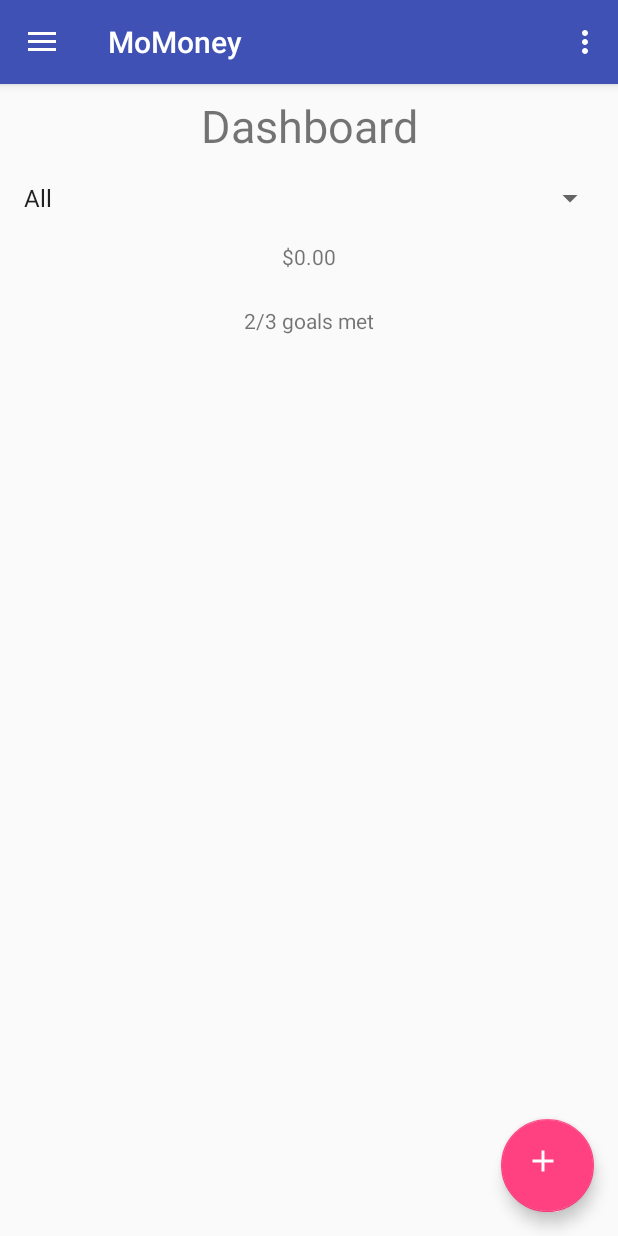
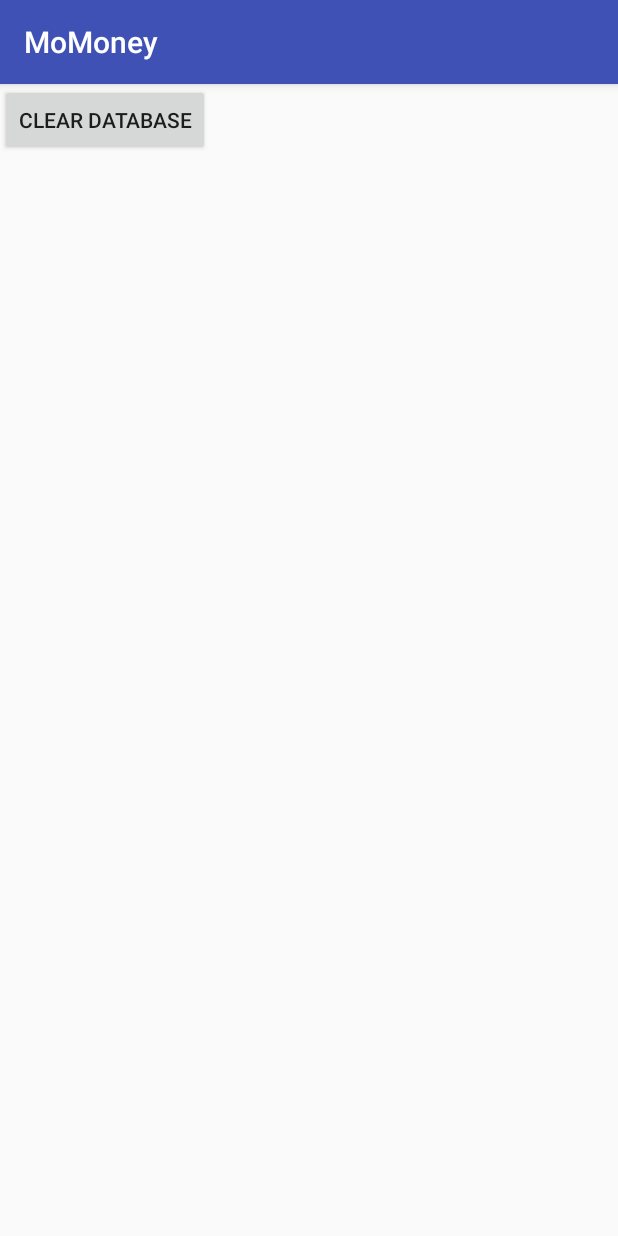
Before and after one commit to stephengrice/laser, an Android app: the screen it shows after launch (MainActivity before the commit, SettingsActivity after it), in the options menu, after a tap on "Settings", on a phone screen of 412 x 824 dp. Run offline under Robolectric (Android 15) with nearby library versions, the phone set to English and light mode, and no system bars.

Commit message:
Fix some bugs, add settings activity with clear DB btn

```diff
--- a/app/build.gradle
+++ b/app/build.gradle
@@ -33,5 +33,8 @@ dependencies {
 
 
 dependencies {
+    compile 'com.android.support.constraint:constraint-layout:+'
+}
+dependencies {
     compile 'com.github.PhilJay:MPAndroidChart:v3.0.2'
 }
--- a/app/src/main/AndroidManifest.xml
+++ b/app/src/main/AndroidManifest.xml
@@ -19,6 +19,7 @@
                 <category android:name="android.intent.category.LAUNCHER" />
             </intent-filter>
         </activity>
+        <activity android:name=".SettingsActivity"></activity>
     </application>
 
 </manifest>
--- a/app/src/main/java/com/stephengrice/momoney/AddFragment.java
+++ b/app/src/main/java/com/stephengrice/momoney/AddFragment.java
@@ -8,6 +8,7 @@ import android.net.Uri;
 import android.os.Bundle;
 import android.support.design.widget.Snackbar;
 import android.support.v4.app.Fragment;
+import android.util.Log;
 import android.view.LayoutInflater;
 import android.view.View;
 import android.view.ViewGroup;
@@ -179,17 +180,15 @@ public class AddFragment extends Fragment {
         ContentValues values = new ContentValues();
         values.put(DbContract.Transaction.COLUMN_NAME_AMOUNT, transactionAmount);
         values.put(DbContract.Transaction.COLUMN_NAME_DATE, new Date().getTime());
-
         // Sort out whether to include a category_id (if the field is empty, don't)
         String mTitle = txtTransactionCategory.getText().toString();
-        if (mTitle.length() < 1) {
+        if (mTitle.length() >= 1) {
             // Add the category or lookup. Either way, get the row id
             long category_id = getCategoryId(txtTransactionCategory.getText().toString());
             values.put(DbContract.Transaction.COLUMN_NAME_CATEGORY_ID, category_id);
         } else {
             values.putNull(DbContract.Transaction.COLUMN_NAME_CATEGORY_ID);
         }
-
         values.put(DbContract.Transaction.COLUMN_NAME_DESCRIPTION, transactionDescription);
         long newRowId = db.insert(DbContract.Transaction.TABLE_NAME, null, values);
 
--- a/app/src/main/java/com/stephengrice/momoney/DashFragment.java
+++ b/app/src/main/java/com/stephengrice/momoney/DashFragment.java
@@ -98,6 +98,7 @@ public class DashFragment extends Fragment {
         while (cursor.moveToNext()) {
             balance += cursor.getFloat(cursor.getColumnIndexOrThrow(DbContract.Transaction.COLUMN_NAME_AMOUNT));
         }
+        cursor.close();
         // Fill view
         TextView txtBalance = (TextView) view.findViewById(R.id.txt_balance);
         txtBalance.setText(new DecimalFormat("$0.00").format(balance));
--- a/app/src/main/java/com/stephengrice/momoney/MainActivity.java
+++ b/app/src/main/java/com/stephengrice/momoney/MainActivity.java
@@ -1,5 +1,6 @@
 package com.stephengrice.momoney;
 
+import android.content.Intent;
 import android.net.Uri;
 import android.os.Bundle;
 import android.support.design.widget.FloatingActionButton;
@@ -99,6 +100,8 @@ public class MainActivity extends AppCompatActivity
 
         //noinspection SimplifiableIfStatement
         if (id == R.id.action_settings) {
+            Intent i = new Intent(this, SettingsActivity.class);
+            startActivity(i);
             return true;
         }
 
--- /dev/null
+++ b/app/src/main/java/com/stephengrice/momoney/SettingsActivity.java
@@ -0,0 +1,42 @@
+package com.stephengrice.momoney;
+
+import android.database.Cursor;
+import android.database.sqlite.SQLiteDatabase;
+import android.media.audiofx.BassBoost;
+import android.support.v7.app.AppCompatActivity;
+import android.os.Bundle;
+import android.view.View;
+import android.widget.Button;
+
+import com.stephengrice.momoney.db.DbContract;
+import com.stephengrice.momoney.db.DbHelper;
+
+public class SettingsActivity extends AppCompatActivity {
+
+    private SettingsActivity mActivity;
+
+    @Override
+    protected void onCreate(Bundle savedInstanceState) {
+        super.onCreate(savedInstanceState);
+        setContentView(R.layout.activity_settings);
+
+        mActivity = this;
+
+        Button btnClearDb = (Button)findViewById(R.id.settings_btn_clear_db);
+        btnClearDb.setOnClickListener(new View.OnClickListener() {
+            @Override
+            public void onClick(View v) {
+                DbHelper dbHelper = new DbHelper(mActivity);
+                SQLiteDatabase db = dbHelper.getWritableDatabase();
+                // Drop tables
+                db.delete(DbContract.Transaction.TABLE_NAME,null,null);
+                db.delete(DbContract.Category.TABLE_NAME, null, null);
+//                // Recreate each
+//                Cursor cursor = db.rawQuery(DbContract.Transaction.SQL_CREATE_TABLE, null);
+//                cursor.close();
+//                cursor = db.rawQuery(DbContract.Category.SQL_CREATE_TABLE, null);
+//                cursor.close();
+            }
+        });
+    }
+}
--- a/app/src/main/java/com/stephengrice/momoney/TransactionCursorAdapter.java
+++ b/app/src/main/java/com/stephengrice/momoney/TransactionCursorAdapter.java
@@ -47,7 +47,7 @@ public class TransactionCursorAdapter extends CursorAdapter {
         itemAmount.setText(formattedAmount);
         itemDate.setText(new Date(date).toString());
         itemDescription.setText(description);
-        itemCategory.setText(Long.toString(category_id) + " category: " + category);
+        itemCategory.setText("category id: " + Long.toString(category_id) + " category title: " + category);
 
         // Conditional formatting - change from negative-appearing item to positive appearance
         if (mAmount > 0) {
--- a/app/src/main/java/com/stephengrice/momoney/db/DbContract.java
+++ b/app/src/main/java/com/stephengrice/momoney/db/DbContract.java
@@ -51,7 +51,7 @@ public final class DbContract {
                 + " ORDER BY title DESC";
 
         public static final String sqlSelectByTitle(String title) {
-            return "SELECT 1 FROM " + TABLE_NAME + " WHERE title='" + DatabaseUtils.sqlEscapeString(title) + "'";
+            return "SELECT 1 FROM " + TABLE_NAME + " WHERE title=" + DatabaseUtils.sqlEscapeString(title);
         }
     }
 }
--- /dev/null
+++ b/app/src/main/res/layout/activity_settings.xml
@@ -0,0 +1,16 @@
+<?xml version="1.0" encoding="utf-8"?>
+<LinearLayout xmlns:android="http://schemas.android.com/apk/res/android"
+    xmlns:app="http://schemas.android.com/apk/res-auto"
+    xmlns:tools="http://schemas.android.com/tools"
+    android:layout_width="match_parent"
+    android:layout_height="match_parent"
+    tools:context="com.stephengrice.momoney.SettingsActivity">
+
+    <Button
+        android:id="@+id/settings_btn_clear_db"
+        android:layout_width="wrap_content"
+        android:layout_height="wrap_content"
+        android:text="Clear database"
+        tools:layout_editor_absoluteX="62dp"
+        tools:layout_editor_absoluteY="6dp" />
+</LinearLayout>
```
